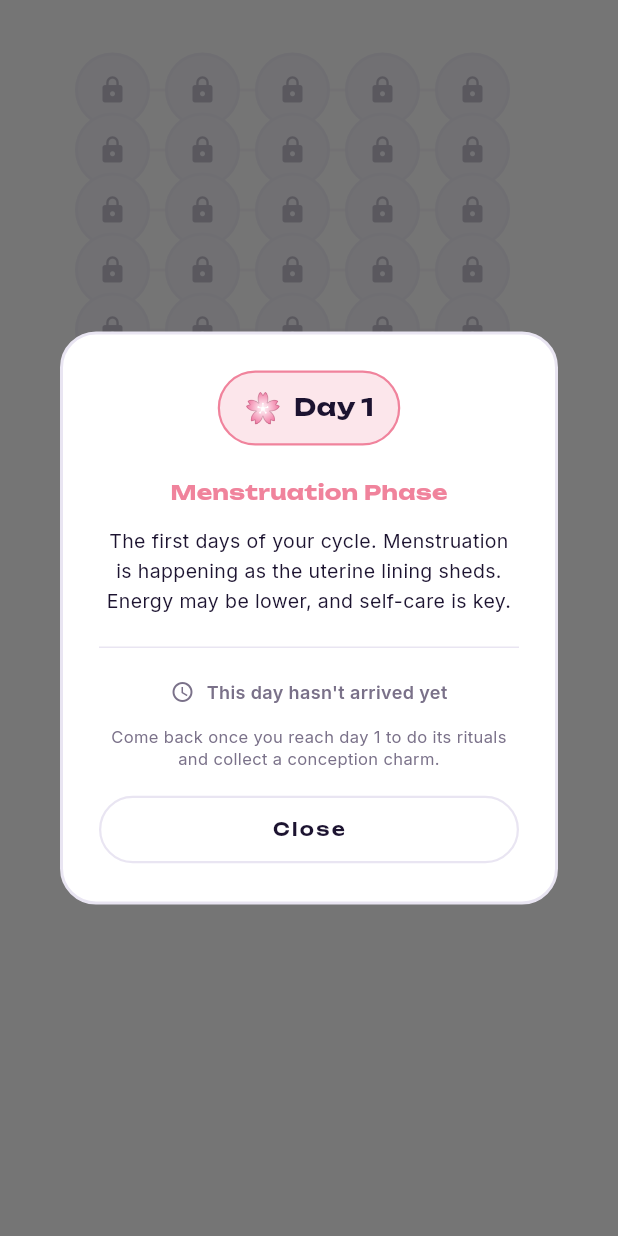
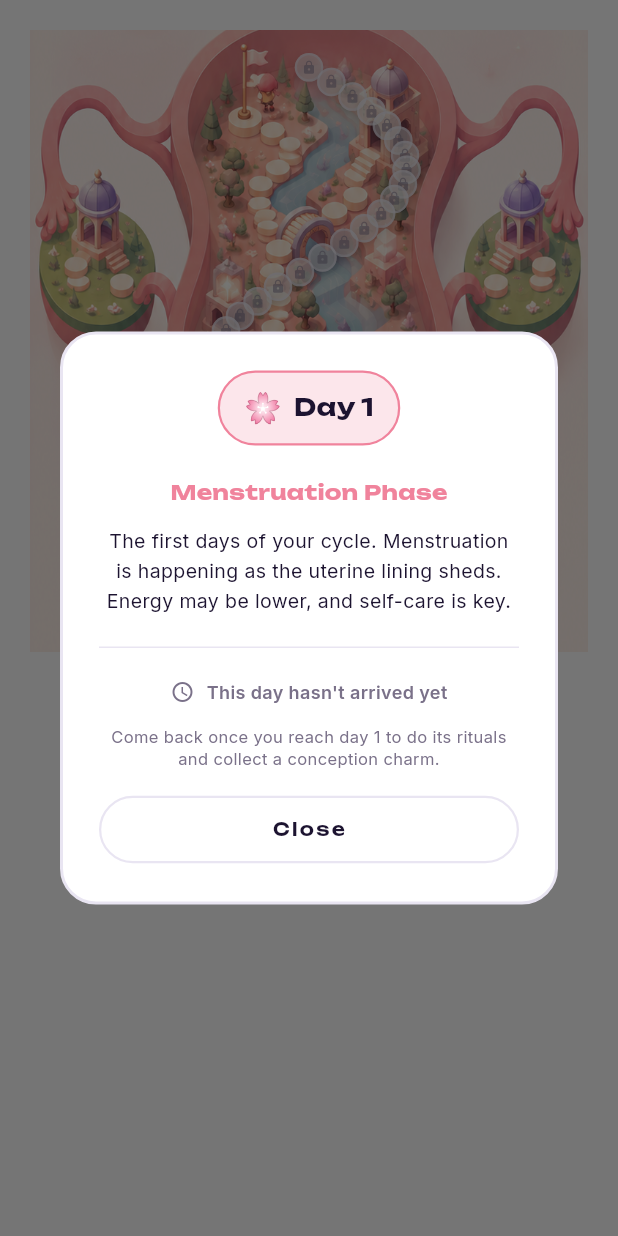
Before and after one commit to axentrix/wommi, a Flutter app: the JourneyMapWidget widget shown alone on an empty page, opened directly, after a tap on the "lock" icon, on a phone screen of 412 x 824 dp. Run offline on Flutter 3.47's test engine with Material 3 defaults, Android fonts, the phone set to English and light mode, and no system bars; our stand-ins replace drift, flutter_riverpod, google_fonts; missing offline and left inert: dart:html; accounts and stored records are empty; generated files the repository leaves out were written again.

Commit message:
Overlay journey map on an isometric womb illustration with a curvy path
Replaces the abstract zigzag grid of day markers with a placeholder
background image (an isometric womb/garden illustration, cropped from
a design mockup) and a smooth S-curve path of day markers traced over
it, following the general shape of the river/stepping-stone path in
the artwork. This is a stand-in for a future Rive animation - the
day markers themselves (states, tap-to-open-info-popup behavior,
colors for current/completed/in-progress/locked) are unchanged.

Markers are sized and spaced to minimize overlap along the curve
while still fitting all 35 days; positions are computed as fractions
of the image's own dimensions so they scale correctly at any screen
size.

Verified visually via a seeded test harness across several rounds of
spacing/size tuning.

```diff
--- a/lib/widgets/journey_map_widget.dart
+++ b/lib/widgets/journey_map_widget.dart
@@ -1,3 +1,4 @@
+import 'dart:math' as math;
 import 'package:flutter/material.dart';
 import 'package:flutter_riverpod/flutter_riverpod.dart';
 import 'package:google_fonts/google_fonts.dart';
@@ -7,10 +8,17 @@ import '../providers/onboarding_provider.dart';
 import '../screens/challenges_screen.dart';
 import 'cycle_day_info_dialog.dart';
 
-/// Journey map with 35 cycle day positions
-/// This is a placeholder that will be replaced with Rive animation
+/// Journey map with 35 cycle day positions, laid out along a curvy path
+/// over the isometric womb illustration.
+/// This is a placeholder background - it will be replaced with a Rive
+/// animation.
 class JourneyMapWidget extends ConsumerWidget {
   const JourneyMapWidget({super.key});
+
+  // Matches the cropped background image's own pixel dimensions, so the
+  // day path lines up with it at any screen size.
+  static const double _bgWidth = 762;
+  static const double _bgHeight = 849;
 
   @override
   Widget build(BuildContext context, WidgetRef ref) {
@@ -21,17 +29,25 @@ class JourneyMapWidget extends ConsumerWidget {
       padding: const EdgeInsets.all(20),
       child: Center(
         child: Container(
-          constraints: const BoxConstraints(maxWidth: 400),
-          child: CustomPaint(
-            painter: _PathPainter(currentDay),
-            child: SizedBox(
-              height: 1400, // Height for 35 positions
-              child: Stack(
-                children: [
-                  for (int day = 1; day <= 35; day++)
-                    _buildMapPosition(context, ref, day, currentDay),
-                ],
-              ),
+          constraints: const BoxConstraints(maxWidth: 420),
+          child: AspectRatio(
+            aspectRatio: _bgWidth / _bgHeight,
+            child: LayoutBuilder(
+              builder: (context, constraints) {
+                final size = Size(constraints.maxWidth, constraints.maxHeight);
+                return Stack(
+                  children: [
+                    Positioned.fill(
+                      child: Image.asset(
+                        'assets/images/womb_journey_bg.png',
+                        fit: BoxFit.contain,
+                      ),
+                    ),
+                    for (int day = 1; day <= 35; day++)
+                      _buildMapPosition(context, ref, day, currentDay, size),
+                  ],
+                );
+              },
             ),
           ),
         ),
@@ -40,8 +56,13 @@ class JourneyMapWidget extends ConsumerWidget {
   }
 
   Widget _buildMapPosition(
-      BuildContext context, WidgetRef ref, int day, int currentDay) {
-    final position = _getPositionForDay(day);
+    BuildContext context,
+    WidgetRef ref,
+    int day,
+    int currentDay,
+    Size size,
+  ) {
+    final position = _getPositionForDay(day, size);
     final userState = ref.watch(userStateProvider);
 
     final isCurrent = day == currentDay;
@@ -59,9 +80,11 @@ class JourneyMapWidget extends ConsumerWidget {
     // future ones just can't offer to start missions from there.
     final isClickable = !isFuture;
 
+    const markerSize = 19.0;
+
     return Positioned(
-      left: position.dx - 25,
-      top: position.dy - 25,
+      left: position.dx - markerSize / 2,
+      top: position.dy - markerSize / 2,
       child: GestureDetector(
         onTap: () => _showDayInfo(
           context,
@@ -77,19 +100,19 @@ class JourneyMapWidget extends ConsumerWidget {
           children: [
             // Position marker
             Container(
-              width: 50,
-              height: 50,
+              width: markerSize,
+              height: markerSize,
               decoration: BoxDecoration(
                 shape: BoxShape.circle,
                 color: isCurrent
                     ? WommiColors.cyan
                     : isCompleted
-                        ? WommiColors.gold.withOpacity(0.3)
+                        ? WommiColors.gold.withOpacity(0.85)
                         : isInProgress
                             ? WommiColors.roseSoft
                             : isPast
-                                ? WommiColors.lilac.withOpacity(0.3)
-                                : WommiColors.bgSoft,
+                                ? Colors.white.withOpacity(0.85)
+                                : Colors.white.withOpacity(0.55),
                 border: Border.all(
                   color: isCurrent
                       ? WommiColors.cyan
@@ -99,18 +122,18 @@ class JourneyMapWidget extends ConsumerWidget {
                               ? WommiColors.rose
                               : isClickable
                                   ? WommiColors.line
-                                  : WommiColors.line.withOpacity(0.3),
-                  width: isCurrent || isInProgress ? 3 : 2,
+                                  : WommiColors.line.withOpacity(0.5),
+                  width: isCurrent || isInProgress ? 2.5 : 1.5,
                 ),
-                boxShadow: isCurrent
-                    ? [
-                        BoxShadow(
-                          color: WommiColors.cyan.withOpacity(0.4),
-                          blurRadius: 12,
-                          spreadRadius: 2,
-                        )
-                      ]
-                    : null,
+                boxShadow: [
+                  BoxShadow(
+                    color: (isCurrent ? WommiColors.cyan : Colors.black)
+                        .withOpacity(isCurrent ? 0.4 : 0.15),
+                    blurRadius: isCurrent ? 12 : 4,
+                    spreadRadius: isCurrent ? 2 : 0,
+                    offset: const Offset(0, 2),
+                  ),
+                ],
               ),
               child: Center(
                 child: isClickable
@@ -120,7 +143,7 @@ class JourneyMapWidget extends ConsumerWidget {
                           Text(
                             '$day',
                             style: GoogleFonts.unbounded(
-                              fontSize: 14,
+                              fontSize: 8,
                               fontWeight: FontWeight.w700,
                               color: isCurrent
                                   ? Colors.white
@@ -131,34 +154,38 @@ class JourneyMapWidget extends ConsumerWidget {
                           ),
                           if (isCompleted)
                             Positioned(
-                              top: 0,
-                              right: 0,
+                              top: -2,
+                              right: -2,
                               child: Container(
-                                padding: const EdgeInsets.all(2),
+                                padding: const EdgeInsets.all(1.5),
                                 decoration: BoxDecoration(
                                   color: WommiColors.gold,
                                   shape: BoxShape.circle,
+                                  border: Border.all(
+                                    color: Colors.white,
+                                    width: 1,
+                                  ),
                                 ),
                                 child: Icon(
                                   Icons.check,
-                                  size: 10,
+                                  size: 8,
                                   color: Colors.white,
                                 ),
                               ),
                             )
                           else if (isInProgress)
                             Positioned(
-                              top: 0,
-                              right: 0,
+                              top: -2,
+                              right: -2,
                               child: Container(
-                                width: 12,
-                                height: 12,
+                                width: 9,
+                                height: 9,
                                 decoration: BoxDecoration(
                                   color: WommiColors.rose,
                                   shape: BoxShape.circle,
                                   border: Border.all(
                                     color: Colors.white,
-                                    width: 1.5,
+                                    width: 1,
                                   ),
                                 ),
                               ),
@@ -167,16 +194,16 @@ class JourneyMapWidget extends ConsumerWidget {
                       )
                     : Icon(
                         Icons.lock,
-                        size: 20,
-                        color: WommiColors.inkDim.withOpacity(0.4),
+                        size: 10,
+                        color: WommiColors.inkDim.withOpacity(0.5),
                       ),
               ),
             ),
             // Day label
             if (isCurrent) ...[
-              const SizedBox(height: 4),
+              const SizedBox(height: 2),
               Container(
-                padding: const EdgeInsets.symmetric(horizontal: 8, vertical: 2),
+                padding: const EdgeInsets.symmetric(horizontal: 6, vertical: 1),
                 decoration: BoxDecoration(
                   color: WommiColors.cyan,
                   borderRadius: BorderRadius.circular(8),
@@ -184,7 +211,7 @@ class JourneyMapWidget extends ConsumerWidget {
                 child: Text(
                   'YOU',
                   style: GoogleFonts.spaceMono(
-                    fontSize: 8,
+                    fontSize: 7,
                     fontWeight: FontWeight.w700,
                     color: Colors.white,
                     letterSpacing: 1,
@@ -238,82 +265,15 @@ class JourneyMapWidget extends ConsumerWidget {
     );
   }
 
-  /// Calculate position for each day in a winding path
-  Offset _getPositionForDay(int day) {
-    const double width = 350;
-    const double startX = 175; // Center
-    const double verticalSpacing = 40;
+  /// Traces a winding S-curve down the river/stepping-stone path visible
+  /// in the background illustration, from the flag near the top to the
+  /// heart marker near the bottom.
+  Offset _getPositionForDay(int day, Size size) {
+    final t = (day - 1) / 34.0;
 
-    // Create a winding S-curve path
-    final row = (day - 1) ~/ 5; // 5 positions per row
-    final col = (day - 1) % 5;
+    final yFrac = 0.06 + t * 0.80;
+    final xFrac = 0.5 + 0.175 * math.sin(t * 2.5 * math.pi);
 
-    double x;
-    if (row % 2 == 0) {
-      // Left to right
-      x = startX - 120 + (col * 60);
-    } else {
-      // Right to left
-      x = startX + 120 - (col * 60);
-    }
-
-    final y = 40 + (row * verticalSpacing);
-
-    return Offset(x, y);
+    return Offset(xFrac * size.width, yFrac * size.height);
   }
 }
-
-/// Custom painter to draw the path between positions
-class _PathPainter extends CustomPainter {
-  final int currentDay;
-
-  _PathPainter(this.currentDay);
-
-  @override
-  void paint(Canvas canvas, Size size) {
-    final paint = Paint()
-      ..color = WommiColors.line.withOpacity(0.3)
-      ..strokeWidth = 2
-      ..style = PaintingStyle.stroke;
-
-    final paintActive = Paint()
-      ..color = WommiColors.lilac.withOpacity(0.5)
-      ..strokeWidth = 3
-      ..style = PaintingStyle.stroke;
-
-    // Draw connecting lines between positions
-    for (int day = 1; day < 35; day++) {
-      final start = _getPositionForDay(day);
-      final end = _getPositionForDay(day + 1);
-
-      // Use active paint for completed path segments
-      final activePaint = day < currentDay ? paintActive : paint;
-
-      canvas.drawLine(start, end, activePaint);
-    }
-  }
-
-  @override
-  bool shouldRepaint(_PathPainter oldDelegate) =>
-      oldDelegate.currentDay != currentDay;
-
-  Offset _getPositionForDay(int day) {
-    const double width = 350;
-    const double startX = 175;
-    const double verticalSpacing = 40;
-
-    final row = (day - 1) ~/ 5;
-    final col = (day - 1) % 5;
-
-    double x;
-    if (row % 2 == 0) {
-      x = startX - 120 + (col * 60);
-    } else {
-      x = startX + 120 - (col * 60);
-    }
-
-    final y = 40 + (row * verticalSpacing);
-
-    return Offset(x, y);
-  }
-}
--- a/pubspec.yaml
+++ b/pubspec.yaml
@@ -85,9 +85,8 @@ flutter:
   uses-material-design: true
 
   # To add assets to your application, add an assets section, like this:
-  # assets:
-  #   - images/a_dot_burr.jpeg
-  #   - images/a_dot_ham.jpeg
+  assets:
+    - assets/images/
 
   # An image asset can refer to one or more resolution-specific "variants", see
   # https://flutter.dev/to/resolution-aware-images
```
Also changed, not shown: docs/assets/AssetManifest.bin.json (+1 -1 lines), assets/images/womb_journey_bg.png (added), docs/assets/assets/images/womb_journey_bg.png (added), 3 other files.
